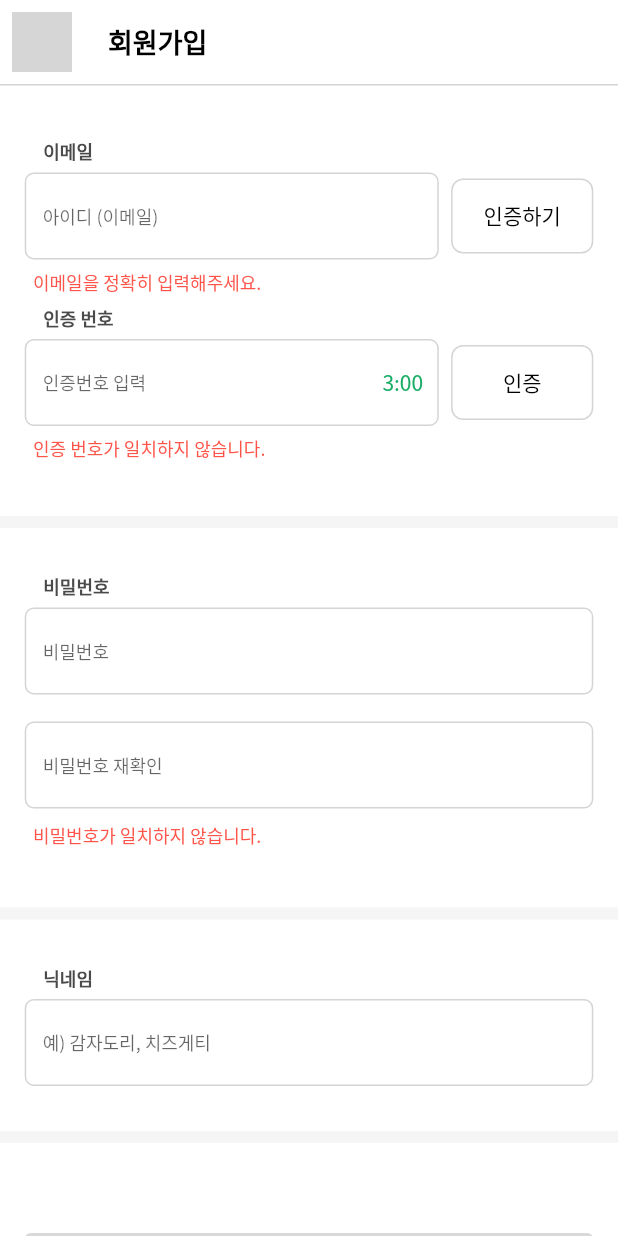
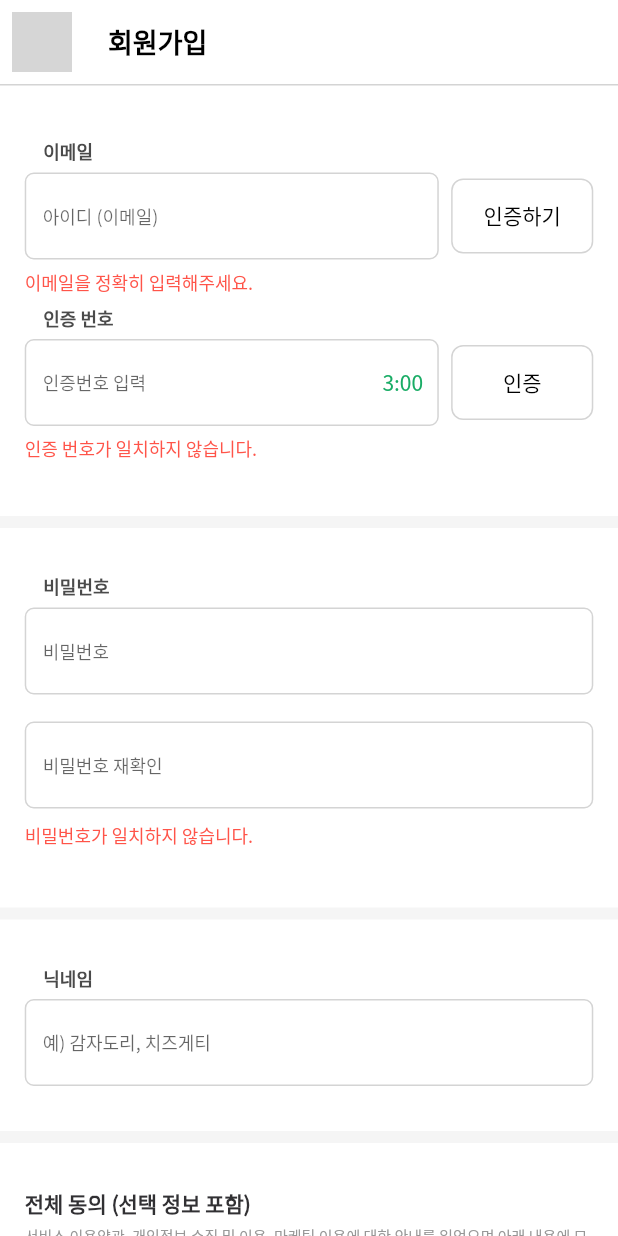
Before and after one commit to sunha12/refrigerator_recipe, a Flutter app: the screen it shows after launch, after a tap on "회원가입", on a phone screen of 412 x 824 dp. Run offline on Flutter 3.47's test engine with Material 2 defaults, Android fonts, the phone set to English and light mode, and no system bars; our stand-ins replace device_info_plus, device_preview, flutter_svg, get, shared_preferences, table_calendar; missing offline and left inert: moment_dart; project files that could hold a hidden picture were left out; grey boxes are pictures that could not be loaded.

Commit message:
23.11.14 sunha update

```diff
--- a/lib/screens/loing_screens.dart
+++ b/lib/screens/loing_screens.dart
@@ -66,8 +66,8 @@ class _LoingScreensState extends State<LoingScreens> {
             Align(
               alignment: Alignment.centerLeft,
               child: Padding(
-                padding: const EdgeInsets.symmetric(
-                  horizontal: 22,
+                padding: EdgeInsets.symmetric(
+                  horizontal: MediaWidth(context, 0.04),
                   vertical: 6,
                 ),
                 child: Text(
@@ -107,8 +107,8 @@ class _LoingScreensState extends State<LoingScreens> {
             Align(
               alignment: Alignment.centerLeft,
               child: Padding(
-                padding: const EdgeInsets.symmetric(
-                  horizontal: 22,
+                padding: EdgeInsets.symmetric(
+                  horizontal: MediaWidth(context, 0.04),
                   vertical: 6,
                 ),
                 child: Text(
--- a/lib/screens/password_auth_srceens.dart
+++ b/lib/screens/password_auth_srceens.dart
@@ -86,8 +86,8 @@ class _PasswordAuthScreensState extends State<PasswordAuthScreens> {
           Align(
             alignment: Alignment.centerLeft,
             child: Padding(
-              padding: const EdgeInsets.symmetric(
-                horizontal: 22,
+              padding: EdgeInsets.symmetric(
+                horizontal: MediaWidth(context, 0.04),
                 vertical: 6,
               ),
               child: Text(
--- a/lib/screens/signup_screens.dart
+++ b/lib/screens/signup_screens.dart
@@ -5,6 +5,7 @@ import 'package:refrigerator_recipe_app/styles/theme.dart';
 import 'package:refrigerator_recipe_app/widgets/back_button_widgets.dart';
 import 'package:refrigerator_recipe_app/widgets/button_widgets.dart';
 import 'package:refrigerator_recipe_app/widgets/notification_window_widgets.dart';
+import 'package:refrigerator_recipe_app/widgets/policy_widgets.dart';
 import 'package:refrigerator_recipe_app/widgets/size_box_widgets.dart';
 import 'package:refrigerator_recipe_app/widgets/text_input_widgets.dart';
 import 'package:refrigerator_recipe_app/provider/time_update.dart';
@@ -81,8 +82,8 @@ class _SignupScreensState extends State<SignupScreens> {
             Align(
               alignment: Alignment.centerLeft,
               child: Padding(
-                padding: const EdgeInsets.symmetric(
-                  horizontal: 22,
+                padding: EdgeInsets.symmetric(
+                  horizontal: MediaWidth(context, 0.04),
                   vertical: 6,
                 ),
                 child: Text(
@@ -129,8 +130,8 @@ class _SignupScreensState extends State<SignupScreens> {
             Align(
               alignment: Alignment.centerLeft,
               child: Padding(
-                padding: const EdgeInsets.symmetric(
-                  horizontal: 22,
+                padding: EdgeInsets.symmetric(
+                  horizontal: MediaWidth(context, 0.04),
                   vertical: 6,
                 ),
                 child: Text(
@@ -191,8 +192,8 @@ class _SignupScreensState extends State<SignupScreens> {
               child: Align(
                 alignment: Alignment.centerLeft,
                 child: Padding(
-                  padding: const EdgeInsets.symmetric(
-                    horizontal: 22,
+                  padding: EdgeInsets.symmetric(
+                    horizontal: MediaWidth(context, 0.04),
                     vertical: 6,
                   ),
                   child: Text(
@@ -253,6 +254,12 @@ class _SignupScreensState extends State<SignupScreens> {
             ),
             //약관 동의
             Padding(
+              padding:
+                  EdgeInsets.symmetric(horizontal: MediaWidth(context, 0.04)),
+              child: PolicyWidgets(),
+            ),
+            //가입하기 버튼
+            Padding(
               padding: const EdgeInsets.only(
                 top: 30,
                 bottom: 30,
--- /dev/null
+++ b/lib/widgets/policy_widgets.dart
@@ -0,0 +1,68 @@
+import 'package:flutter/material.dart';
+import 'package:flutter/src/widgets/framework.dart';
+import 'package:flutter/src/widgets/placeholder.dart';
+import 'package:refrigerator_recipe_app/styles/theme.dart';
+
+class PolicyWidgets extends StatefulWidget {
+  const PolicyWidgets({super.key});
+
+  @override
+  State<PolicyWidgets> createState() => _PolicyWidgetsState();
+}
+
+class _PolicyWidgetsState extends State<PolicyWidgets> {
+  @override
+  Widget build(BuildContext context) {
+    return Container(
+      child: Column(
+        children: [
+          //전체 동의
+          Align(
+            alignment: Alignment.centerLeft,
+            child: Column(
+              children: [
+                Row(
+                  children: [
+                    //아이콘 버튼
+                    //텍스트
+                    Text(
+                      '전체 동의 (선택 정보 포함)',
+                      style: TextStyle(
+                        color: AppTheme.dark_charcoal,
+                        fontSize: 14,
+                        fontWeight: FontWeight.bold,
+                      ),
+                    ),
+                  ],
+                ),
+                Padding(
+                  padding: const EdgeInsets.only(top: 3),
+                  child: Text(
+                    '서비스 이용약관, 개인정보 수집 및 이용, 마케팅 이용에 대한 안내를 읽었으며 아래 내용에 모두 동의합니다.',
+                    style: TextStyle(
+                      color: Color(0xff979797),
+                      fontSize: 10,
+                    ),
+                  ),
+                )
+              ],
+            ),
+          ),
+          Container(
+            child: Column(
+              children: [
+                //서비스 이용 약관
+
+                //개인정보 처리 방침
+
+                //만 14세 이상입니다
+
+                //이벤트 및 혜택 알림 동의
+              ],
+            ),
+          )
+        ],
+      ),
+    );
+  }
+}
```
